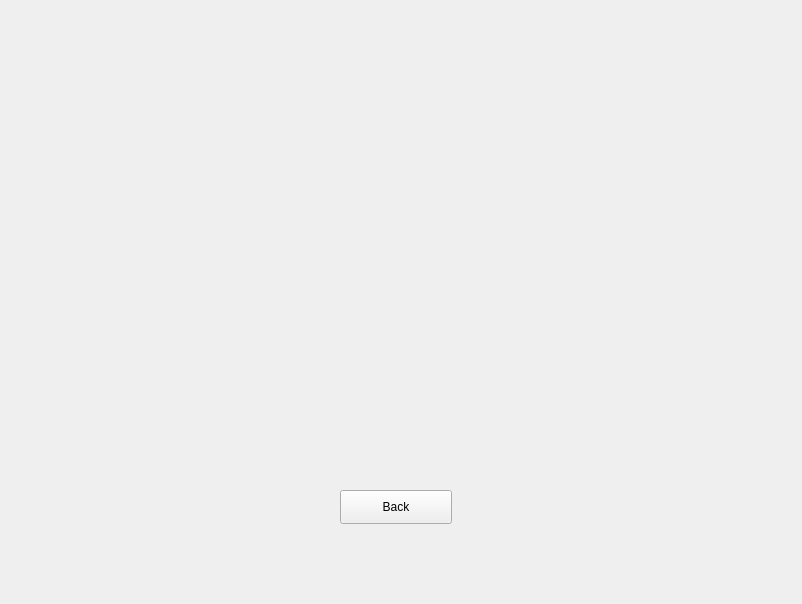
Before: the Qt Designer form Memorize_word_tool/memory.ui in XXWZLN/word-memorize-system, drawn with Qt 5.
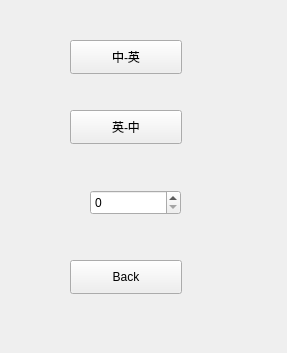
After: the same form once the commit is applied.

Diff of the .ui file:
```diff
--- a/Memorize_word_tool/memory.ui
+++ b/Memorize_word_tool/memory.ui
@@ -6,8 +6,8 @@
    <rect>
     <x>0</x>
     <y>0</y>
-    <width>802</width>
-    <height>604</height>
+    <width>287</width>
+    <height>353</height>
    </rect>
   </property>
   <property name="windowTitle">
@@ -16,8 +16,8 @@
   <widget class="QPushButton" name="back">
    <property name="geometry">
     <rect>
-     <x>340</x>
-     <y>490</y>
+     <x>70</x>
+     <y>260</y>
      <width>112</width>
      <height>34</height>
     </rect>
@@ -26,6 +26,45 @@
     <string>Back</string>
    </property>
   </widget>
+  <widget class="QPushButton" name="c2e">
+   <property name="geometry">
+    <rect>
+     <x>70</x>
+     <y>40</y>
+     <width>112</width>
+     <height>34</height>
+    </rect>
+   </property>
+   <property name="text">
+    <string>中-英</string>
+   </property>
+  </widget>
+  <widget class="QPushButton" name="pushButton_5">
+   <property name="geometry">
+    <rect>
+     <x>70</x>
+     <y>110</y>
+     <width>112</width>
+     <height>34</height>
+    </rect>
+   </property>
+   <property name="text">
+    <string>英-中</string>
+   </property>
+  </widget>
+  <widget class="QSpinBox" name="me_num">
+   <property name="geometry">
+    <rect>
+     <x>90</x>
+     <y>190</y>
+     <width>91</width>
+     <height>25</height>
+    </rect>
+   </property>
+   <property name="toolTip">
+    <string>&lt;html&gt;&lt;head/&gt;&lt;body&gt;&lt;p&gt;&lt;br/&gt;&lt;/p&gt;&lt;/body&gt;&lt;/html&gt;</string>
+   </property>
+  </widget>
  </widget>
  <resources/>
  <connections/>
```
